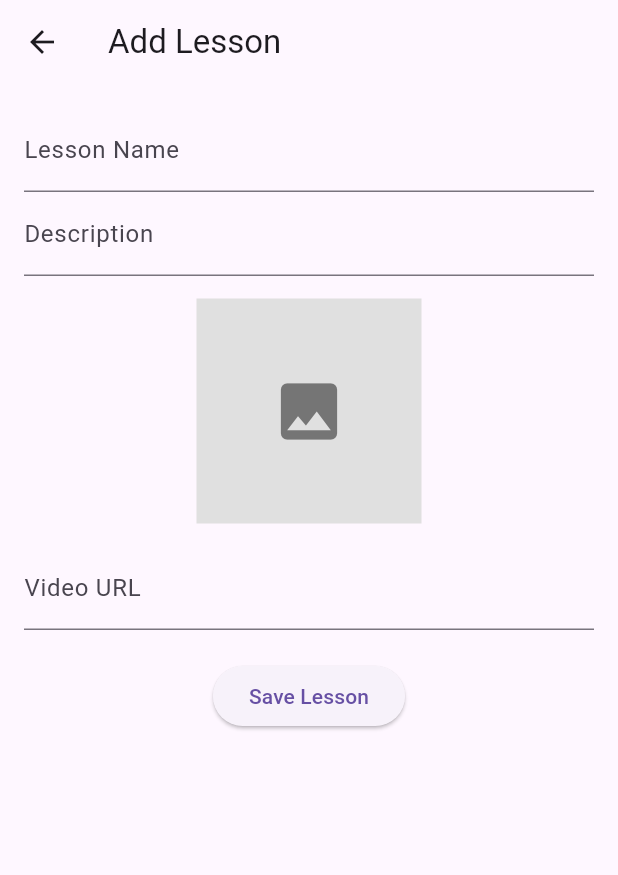
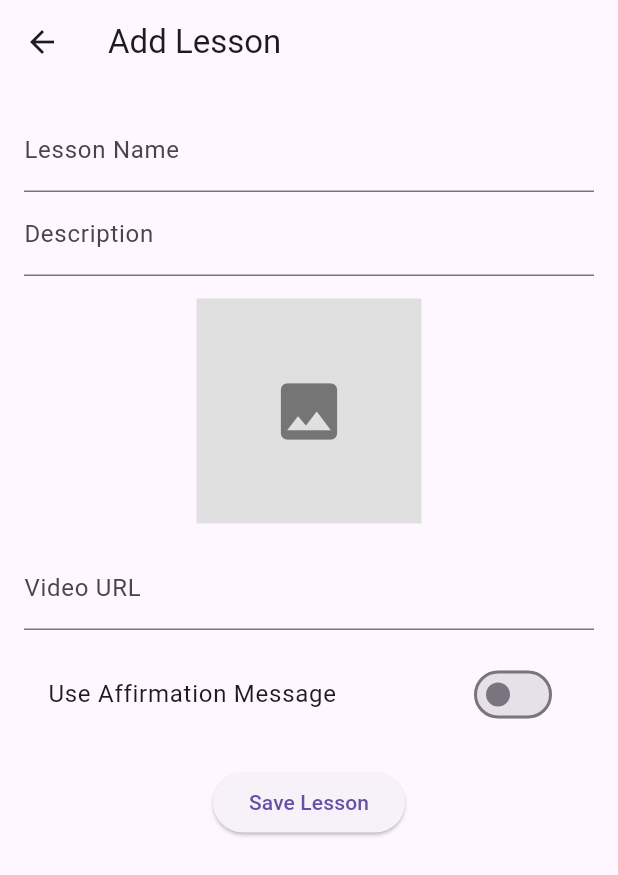
Before and after one commit to galihtra/admin_fitmom, a Flutter app: the AddLessonScreen screen opened directly with empty values, on a phone screen of 412 x 824 dp. Shown: the top 875 px of the screen. Run offline on Flutter 3.47's test engine with Material 3 defaults, Android fonts, the light colour scheme and no system bars; our stand-ins replace carousel_slider, cloud_firestore, file_picker, firebase_auth, firebase_core, firebase_storage and 5 more; accounts and stored records are empty; network calls fail.

Commit message:
add afirmasi

```diff
--- a/lib/data/model/lesson/lesson.dart
+++ b/lib/data/model/lesson/lesson.dart
@@ -10,6 +10,8 @@ class Lesson {
   String ulasanPengguna;
   double rating;
   int index;
+  bool useAffirmation; // New field
+  String affirmationMessage; // New field
 
   Lesson({
     required this.id,
@@ -23,6 +25,8 @@ class Lesson {
     required this.ulasanPengguna,
     required this.rating,
     required this.index,
+    this.useAffirmation = false, // Default to false
+    this.affirmationMessage = '', // Default empty
   });
 
   factory Lesson.fromMap(Map<String, dynamic> map, String id) {
@@ -38,6 +42,8 @@ class Lesson {
       ulasanPengguna: map['ulasan_pengguna'] ?? '',
       rating: (map['rating'] ?? 0).toDouble(),
       index: map['index'] ?? 0,
+      useAffirmation: map['use_affirmation'] ?? false,
+      affirmationMessage: map['affirmation_message'] ?? '',
     );
   }
 
@@ -53,6 +59,8 @@ class Lesson {
       'ulasan_pengguna': ulasanPengguna,
       'index': index,
       'rating': rating,
+      'use_affirmation': useAffirmation,
+      'affirmation_message': affirmationMessage,
     };
   }
 }
--- a/lib/presentation/screen/lesson/add/add_lesson.dart
+++ b/lib/presentation/screen/lesson/add/add_lesson.dart
@@ -20,6 +20,16 @@ class _AddLessonScreenState extends State<AddLessonScreen> {
   final _descriptionController = TextEditingController();
   final _videoUrlController = TextEditingController();
   final LessonService _lessonService = LessonService();
+
+  final _affirmationController = TextEditingController();
+  bool _useAffirmation = false;
+
+  @override
+  void dispose() {
+    // ... existing dispose calls ...
+    _affirmationController.dispose();
+    super.dispose();
+  }
 
   File? _image;
   bool _isUploading = false;
@@ -55,7 +65,7 @@ class _AddLessonScreenState extends State<AddLessonScreen> {
       }
 
       final lesson = Lesson(
-        id: '', // Akan diisi otomatis di service
+        id: '',
         idCourse: widget.courseId,
         name: _nameController.text,
         description: _descriptionController.text,
@@ -66,10 +76,11 @@ class _AddLessonScreenState extends State<AddLessonScreen> {
         ulasanPengguna: '',
         rating: 0.0,
         index: 0,
+        useAffirmation: _useAffirmation,
+        affirmationMessage: _affirmationController.text,
       );
 
-      await _lessonService.addLesson(
-          widget.courseId, lesson); // Perbaikan pemanggilan
+      await _lessonService.addLesson(widget.courseId, lesson);
 
       ScaffoldMessenger.of(context).showSnackBar(
         const SnackBar(content: Text('Lesson added successfully!')),
@@ -131,6 +142,25 @@ class _AddLessonScreenState extends State<AddLessonScreen> {
                   validator: (value) =>
                       value!.isEmpty ? 'Enter video URL' : null,
                 ),
+                SizedBox(height: 15),
+                SwitchListTile(
+                  title: const Text('Use Affirmation Message'),
+                  value: _useAffirmation,
+                  onChanged: (value) {
+                    setState(() {
+                      _useAffirmation = value;
+                    });
+                  },
+                ),
+                if (_useAffirmation)
+                  TextFormField(
+                    controller: _affirmationController,
+                    decoration: const InputDecoration(
+                      labelText: 'Affirmation Message',
+                      hintText: 'Enter motivational message for this lesson',
+                    ),
+                    maxLines: 3,
+                  ),
                 SizedBox(height: 20),
                 _isUploading
                     ? CircularProgressIndicator()
--- a/lib/presentation/screen/members/members_screen.dart
+++ b/lib/presentation/screen/members/members_screen.dart
@@ -109,8 +109,9 @@ class _MembersScreenState extends State<MembersScreen> {
                           leading: CircleAvatar(
                             backgroundColor: MyColor.secondaryColor,
                             child: Text(
-                              userData['name'] != null
-                                  ? userData['name'][0].toUpperCase()
+                              (userData['name'] != null &&
+                                      userData['name'].toString().isNotEmpty)
+                                  ? userData['name'].toString()[0].toUpperCase()
                                   : '?',
                               style: const TextStyle(color: Colors.white),
                             ),
```
